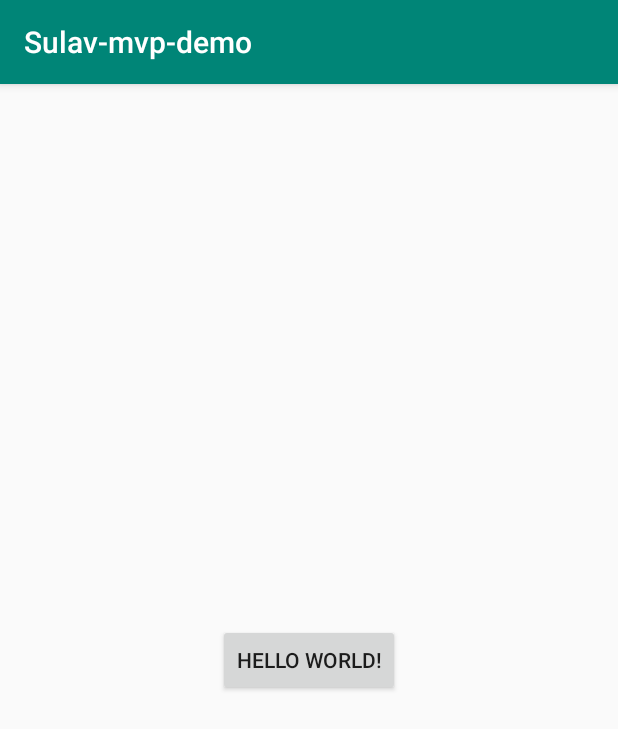
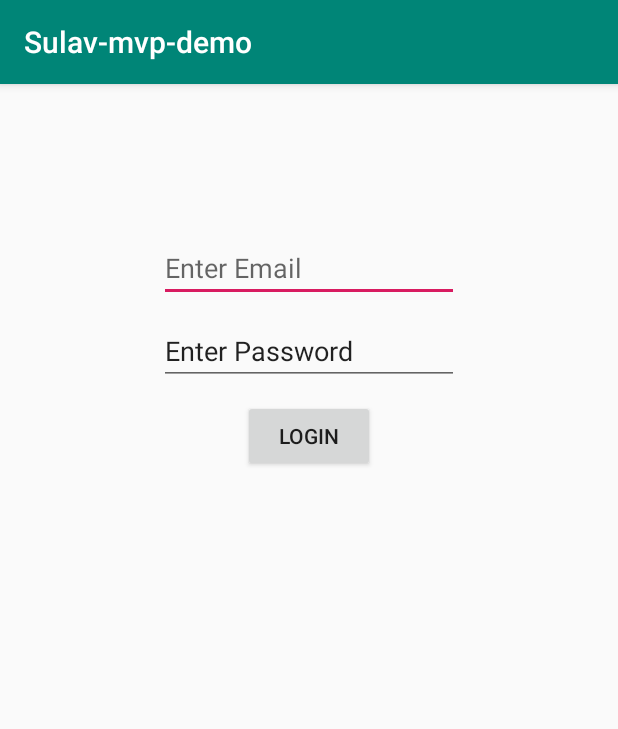
Before and after one commit to sulavtimsina/Sulav-mvp-demo, an Android app: the screen it shows after launch (MainActivity), on a phone screen of 412 x 824 dp. Shown: the top 729 px of the screen. Run offline under Robolectric (Android 15) with nearby library versions, the phone set to English and light mode, and no system bars.

Commit message:
Updated All 3 classes and layout

```diff
--- a/app/src/main/java/com/sulav/sulav_mvp_demo/main/MainActivity.java
+++ b/app/src/main/java/com/sulav/sulav_mvp_demo/main/MainActivity.java
@@ -3,26 +3,56 @@ package com.sulav.sulav_mvp_demo.main;
 import androidx.appcompat.app.AppCompatActivity;
 
 import android.os.Bundle;
+import android.text.TextUtils;
+import android.view.View;
+import android.widget.Button;
+import android.widget.EditText;
+import android.widget.Toast;
 
 import com.sulav.sulav_mvp_demo.R;
 
 public class MainActivity extends AppCompatActivity implements MainContract.MvpView{
 
     private MainContract.MvpPresenter presenter;
+    private EditText etEmail, etPassword;
+    private Button btnLogin;
 
     @Override
     protected void onCreate(Bundle savedInstanceState) {
         super.onCreate(savedInstanceState);
         setContentView(R.layout.activity_main);
+
+        presenter = new MainPresenter(this);
+        initViews();
+
+        btnLogin.setOnClickListener(new View.OnClickListener() {
+            @Override
+            public void onClick(View v) {
+                String email = etEmail.getText().toString();
+                String password = etPassword.getText().toString();
+                if(TextUtils.isEmpty(email) || TextUtils.isEmpty(password)){
+                    signInError();
+                }else{
+                    presenter.handleSignInButtonClick(email, password);
+                }
+            }
+        });
+    }
+
+    private void initViews(){
+        etEmail = findViewById(R.id.etEmail);
+        etPassword = findViewById(R.id.etPassword);
+        btnLogin = findViewById(R.id.btnLogin);
     }
 
     @Override
-    public void navigateToSignIn() {
-
+    public void signInSuccess() {
+        Toast.makeText(this, "Sign In Successful", Toast.LENGTH_SHORT).show();
     }
 
     @Override
-    public void navigateToSignUp() {
+    public void signInError() {
+        Toast.makeText(this, "Incorrect/Empty Login Credentials", Toast.LENGTH_SHORT).show();
+    }
 
-    }
 }
--- a/app/src/main/java/com/sulav/sulav_mvp_demo/main/MainContract.java
+++ b/app/src/main/java/com/sulav/sulav_mvp_demo/main/MainContract.java
@@ -5,12 +5,11 @@ package com.sulav.sulav_mvp_demo.main;
 * */
 public interface MainContract {
     interface MvpPresenter{
-        void handleSignInButtonClick();
-        void handleSignUpButtonClick();
+        void handleSignInButtonClick(String email, String password);
     }
 
     interface MvpView{
-        void navigateToSignIn();
-        void navigateToSignUp();
+        void signInSuccess();
+        void signInError();
     }
 }
--- a/app/src/main/java/com/sulav/sulav_mvp_demo/main/MainPresenter.java
+++ b/app/src/main/java/com/sulav/sulav_mvp_demo/main/MainPresenter.java
@@ -12,12 +12,9 @@ public class MainPresenter implements MainContract.MvpPresenter {
     }
 
     @Override
-    public void handleSignInButtonClick() {
-
-    }
-
-    @Override
-    public void handleSignUpButtonClick() {
-
+    public void handleSignInButtonClick(String email, String password) {
+        if(email.equals("sulav@gmail.com") && password.equals("sulavpass")){
+            mvpView.signInSuccess();
+        }
     }
 }
--- a/app/src/main/res/layout/activity_main.xml
+++ b/app/src/main/res/layout/activity_main.xml
@@ -1,18 +1,36 @@
 <?xml version="1.0" encoding="utf-8"?>
-<androidx.constraintlayout.widget.ConstraintLayout xmlns:android="http://schemas.android.com/apk/res/android"
-    xmlns:app="http://schemas.android.com/apk/res-auto"
+<LinearLayout xmlns:android="http://schemas.android.com/apk/res/android"
     xmlns:tools="http://schemas.android.com/tools"
+    android:orientation="vertical"
     android:layout_width="match_parent"
     android:layout_height="match_parent"
     tools:context=".main.MainActivity">
 
+    <EditText
+        android:id="@+id/etEmail"
+        android:layout_width="200dp"
+        android:layout_height="wrap_content"
+        android:layout_marginTop="100dp"
+        android:layout_gravity="center"
+        android:hint="Enter Email"
+        tools:layout_editor_absoluteX="122dp"
+        tools:layout_editor_absoluteY="113dp" />
+
+    <EditText
+        android:id="@+id/etPassword"
+        android:layout_width="200dp"
+        android:layout_height="wrap_content"
+        android:text="Enter Password"
+        android:layout_gravity="center"
+        android:layout_margin="10dp"
+        tools:layout_editor_absoluteX="106dp"
+        tools:layout_editor_absoluteY="202dp" />
+
     <Button
+        android:id="@+id/btnLogin"
         android:layout_width="wrap_content"
         android:layout_height="wrap_content"
-        android:text="Hello World!"
-        app:layout_constraintBottom_toBottomOf="parent"
-        app:layout_constraintLeft_toLeftOf="parent"
-        app:layout_constraintRight_toRightOf="parent"
-        app:layout_constraintTop_toTopOf="parent" />
+        android:layout_gravity="center"
+        android:text="Login" />
 
-</androidx.constraintlayout.widget.ConstraintLayout>
+</LinearLayout>
```
